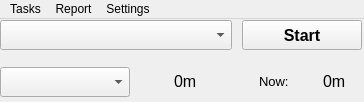
nathalier/timetracker, file mainform.ui: the form before one commit.
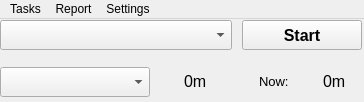
The form after the commit.

Commit message: main form is working

What changed in the file:
```diff
--- a/mainform.ui
+++ b/mainform.ui
@@ -91,7 +91,7 @@
         <widget class="QComboBox" name="tp_combo">
          <property name="minimumSize">
           <size>
-           <width>130</width>
+           <width>150</width>
            <height>30</height>
           </size>
          </property>
```
Left out of the diff: 13 changed lines with no effect on the pictures. The commit also changes 3 other files.
